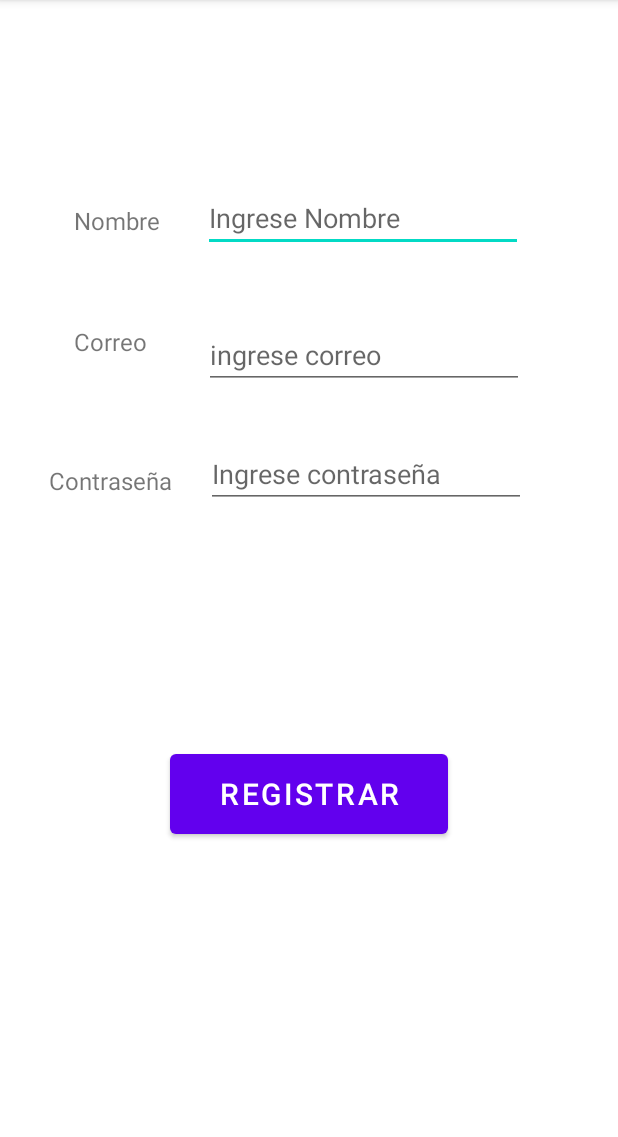
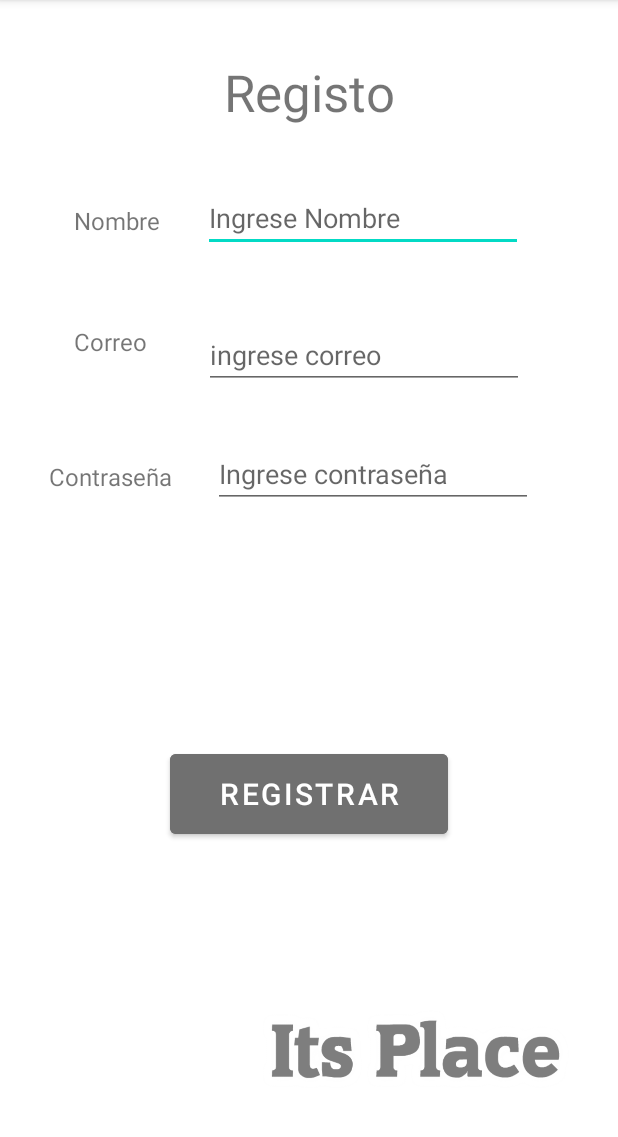
Before and after one commit to holger27/InventarioGeneral, an Android app: the Registro screen opened directly, with no data from a screen before it, on a phone screen of 412 x 824 dp, the part 84-1221 px from its top. Run offline under Robolectric (Android 15) with nearby library versions, the phone set to English and light mode, and no system bars; our stand-ins replace Firebase (no records; nobody signed in at launch, a user with empty details on screens opened directly).

Commit message:
se actualiza activity_registro

```diff
--- a/app/src/main/java/com/edu/unab/inventariogeneral/Registro.java
+++ b/app/src/main/java/com/edu/unab/inventariogeneral/Registro.java
@@ -1,14 +1,84 @@
 package com.edu.unab.inventariogeneral;
 
+import androidx.annotation.NonNull;
 import androidx.appcompat.app.AppCompatActivity;
 
 import android.os.Bundle;
+import android.view.View;
+import android.widget.Button;
+import android.widget.EditText;
+import android.widget.Toast;
+
+import com.google.android.gms.tasks.OnCompleteListener;
+import com.google.android.gms.tasks.Task;
+import com.google.firebase.auth.AuthResult;
+import com.google.firebase.auth.FirebaseAuth;
+import com.google.firebase.firestore.FirebaseFirestore;
+
+import java.util.HashMap;
+import java.util.Map;
 
 public class Registro extends AppCompatActivity {
+Button botRegistrar ;
+EditText edTxNombre,edTxEmail,edTxContraseña;
+
+FirebaseAuth auth = FirebaseAuth.getInstance();
+FirebaseFirestore firestore = FirebaseFirestore.getInstance();
 
     @Override
     protected void onCreate(Bundle savedInstanceState) {
         super.onCreate(savedInstanceState);
         setContentView(R.layout.activity_registro);
+
+        edTxEmail = findViewById(R.id.edTxEmail);
+        edTxContraseña = findViewById(R.id.edTxContraseña);
+        edTxNombre = findViewById(R.id.edTxNombre);
+        botRegistrar =findViewById(R.id.botRegistrar);
+
+
+        botRegistrar.setOnClickListener(new View.OnClickListener() {
+            @Override
+            public void onClick(View view) {
+                String email = edTxEmail.getText().toString();
+                String ctr = edTxContraseña.getText().toString();
+                String nom = edTxNombre.getText().toString();
+                registrar(email,ctr,nom);
+
+
+            }
+        });
+
     }
+    public void registrar(String email,String contraseña,String nom){
+        auth.createUserWithEmailAndPassword(email,contraseña).addOnCompleteListener(new OnCompleteListener<AuthResult>() {
+            @Override
+            public void onComplete(@NonNull Task<AuthResult> task) {
+                if (task.isSuccessful()){
+                    String id = auth.getCurrentUser().getUid();
+                    Map<String, Object>  datos =new HashMap<>();
+                    datos.put("email",email);
+                    datos.put("contraseña",contraseña);
+
+                    firestore.collection("usuarios").document(id).set(datos).addOnCompleteListener(new OnCompleteListener<Void>() {
+                        @Override
+                        public void onComplete(@NonNull Task<Void> task) {
+                            if (task.isSuccessful()){
+                                Toast.makeText(Registro.this,"registrado",Toast.LENGTH_SHORT).show();
+
+
+                            }else{
+                                Toast.makeText(Registro.this,"Problema",Toast.LENGTH_SHORT).show();
+                            }
+
+                        }
+                    });
+                }
+
+            }
+        });
+
+
+
+    }
+
 }
--- a/app/src/main/res/layout/activity_productos.xml
+++ b/app/src/main/res/layout/activity_productos.xml
@@ -47,6 +47,7 @@
         android:layout_width="313dp"
         android:layout_height="57dp"
         android:text="Agregar Imagen"
+        android:backgroundTint="#707070"
         app:layout_constraintBottom_toBottomOf="parent"
         app:layout_constraintEnd_toEndOf="parent"
         app:layout_constraintStart_toStartOf="parent"
@@ -68,7 +69,7 @@
         app:layout_constraintVertical_bias="0.122" />
 
     <EditText
-        android:id="@+id/editTextTextPersonName"
+        android:id="@+id/edTxNombre"
         android:layout_width="313dp"
         android:layout_height="57dp"
         android:ems="10"
@@ -101,6 +102,7 @@
         android:layout_height="wrap_content"
         android:text="Registrar"
         app:layout_constraintBottom_toBottomOf="parent"
+        android:backgroundTint="#707070"
         app:layout_constraintEnd_toEndOf="parent"
         app:layout_constraintHorizontal_bias="0.498"
         app:layout_constraintStart_toStartOf="parent"
--- a/app/src/main/res/layout/activity_registro.xml
+++ b/app/src/main/res/layout/activity_registro.xml
@@ -11,6 +11,7 @@
         android:layout_width="185dp"
         android:layout_height="65dp"
         android:text="Registrar"
+        android:backgroundTint="#707070"
         android:textSize="20sp"
         app:layout_constraintBottom_toBottomOf="parent"
         app:layout_constraintEnd_toEndOf="parent"
@@ -25,7 +26,7 @@
         android:text="Nombre"
         android:textSize="16sp"
         app:layout_constraintBottom_toBottomOf="parent"
-        app:layout_constraintEnd_toStartOf="@+id/editTextTextPersonName"
+        app:layout_constraintEnd_toStartOf="@+id/edTxNombre"
         app:layout_constraintHorizontal_bias="0.689"
         app:layout_constraintStart_toStartOf="parent"
         app:layout_constraintTop_toTopOf="parent"
@@ -38,7 +39,7 @@
         android:text="Correo"
         android:textSize="16sp"
         app:layout_constraintBottom_toBottomOf="parent"
-        app:layout_constraintEnd_toStartOf="@+id/editTextTextPersonName"
+        app:layout_constraintEnd_toStartOf="@+id/edTxNombre"
         app:layout_constraintHorizontal_bias="0.689"
         app:layout_constraintStart_toStartOf="parent"
         app:layout_constraintTop_toTopOf="parent"
@@ -46,8 +47,8 @@
 
     <TextView
         android:id="@+id/textView4"
-        android:layout_width="92dp"
-        android:layout_height="33dp"
+        android:layout_width="98dp"
+        android:layout_height="39dp"
         android:text="Contraseña"
         android:textSize="16sp"
         app:layout_constraintBottom_toBottomOf="parent"
@@ -58,7 +59,7 @@
         app:layout_constraintVertical_bias="0.421" />
 
     <EditText
-        android:id="@+id/editTextTextPersonName"
+        android:id="@+id/edTxNombre"
         android:layout_width="wrap_content"
         android:layout_height="wrap_content"
         android:ems="10"
@@ -73,7 +74,7 @@
         app:layout_constraintVertical_bias="0.17" />
 
     <EditText
-        android:id="@+id/editTextTextEmailAddress"
+        android:id="@+id/edTxEmail"
         android:layout_width="wrap_content"
         android:layout_height="wrap_content"
         android:ems="10"
@@ -83,11 +84,11 @@
         app:layout_constraintEnd_toEndOf="parent"
         app:layout_constraintHorizontal_bias="0.267"
         app:layout_constraintStart_toEndOf="@+id/textView3"
-        app:layout_constraintTop_toBottomOf="@+id/editTextTextPersonName"
+        app:layout_constraintTop_toBottomOf="@+id/edTxNombre"
         app:layout_constraintVertical_bias="0.083" />
 
     <EditText
-        android:id="@+id/editTextTextPassword"
+        android:id="@+id/edTxContraseña"
         android:layout_width="wrap_content"
         android:layout_height="wrap_content"
         android:ems="10"
@@ -97,7 +98,30 @@
         app:layout_constraintEnd_toEndOf="parent"
         app:layout_constraintHorizontal_bias="0.171"
         app:layout_constraintStart_toEndOf="@+id/textView4"
-        app:layout_constraintTop_toBottomOf="@+id/editTextTextEmailAddress"
+        app:layout_constraintTop_toBottomOf="@+id/edTxEmail"
         app:layout_constraintVertical_bias="0.073" />
 
+    <TextView
+        android:id="@+id/textView"
+        android:layout_width="wrap_content"
+        android:layout_height="wrap_content"
+        android:text="Registo"
+        android:textSize="34sp"
+        app:layout_constraintBottom_toTopOf="@+id/edTxNombre"
+        app:layout_constraintEnd_toEndOf="parent"
+        app:layout_constraintStart_toStartOf="parent"
+        app:layout_constraintTop_toTopOf="parent" />
+
+    <ImageView
+        android:id="@+id/imageView2"
+        android:layout_width="245dp"
+        android:layout_height="99dp"
+        app:layout_constraintBottom_toBottomOf="parent"
+        app:layout_constraintEnd_toEndOf="parent"
+        app:layout_constraintHorizontal_bias="0.903"
+        app:layout_constraintStart_toStartOf="parent"
+        app:layout_constraintTop_toBottomOf="@+id/botRegistrar"
+        app:layout_constraintVertical_bias="0.833"
+        app:srcCompat="@drawable/name" />
+
 </androidx.constraintlayout.widget.ConstraintLayout>
```
Also changed, not shown: app/src/main/java/com/edu/unab/inventariogeneral/MainActivity.java (+10 -1 lines).
